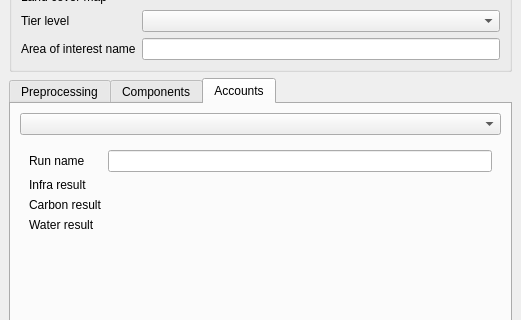
Qt form enca_plugin/enca_plugin_dockwidget_base.ui (VITObelgium/sys4enca) before a commit; both pictures show x 0 to 521 and y 163 to 483 of the 521 by 1072 pixel window.
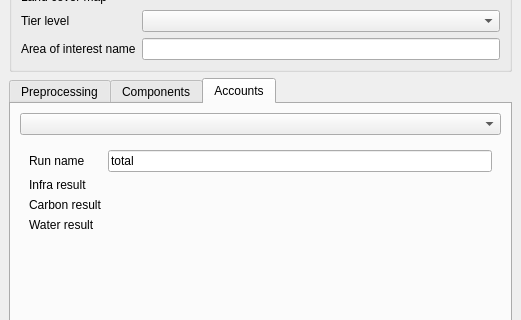
The same form after that commit. The open tabs and pages were chosen to show the change. Custom widgets are drawn as their Qt base class.

Commit message: enca_plugin: Add trend ui.

```diff
--- a/enca_plugin/enca_plugin_dockwidget_base.ui
+++ b/enca_plugin/enca_plugin_dockwidget_base.ui
@@ -1420,7 +1420,11 @@
              </widget>
             </item>
             <item row="0" column="1">
-             <widget class="QLineEdit" name="run_name_"/>
+             <widget class="QLineEdit" name="run_name_">
+              <property name="text">
+               <string>total</string>
+              </property>
+             </widget>
             </item>
            </layout>
           </widget>
```
Left out of the diff: 33 changed lines with no effect on the pictures. The commit also changes 1 other file.
